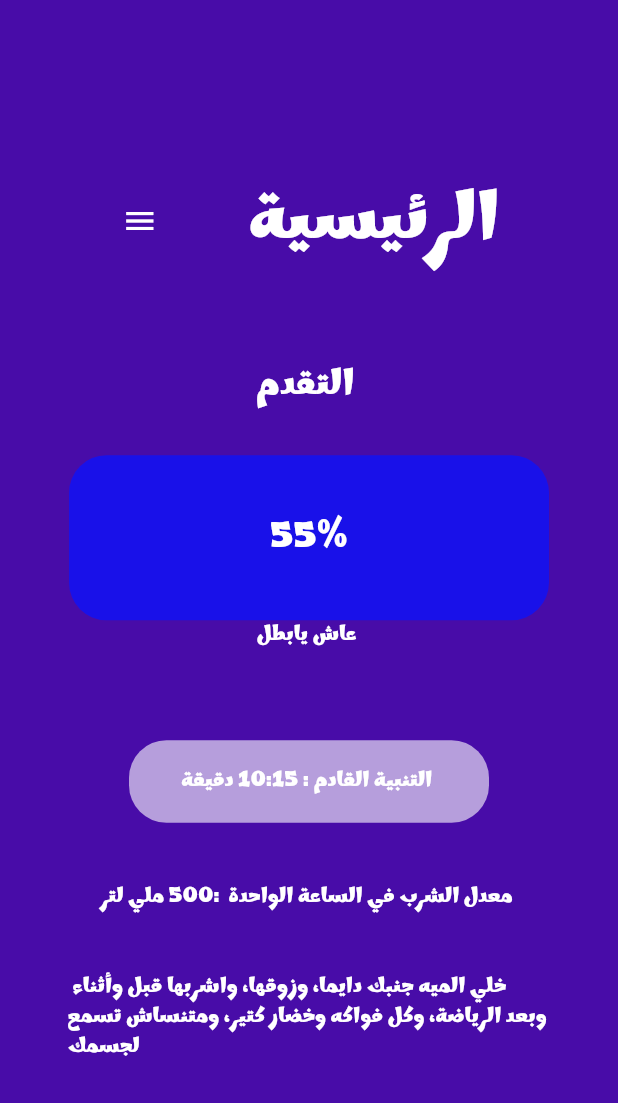
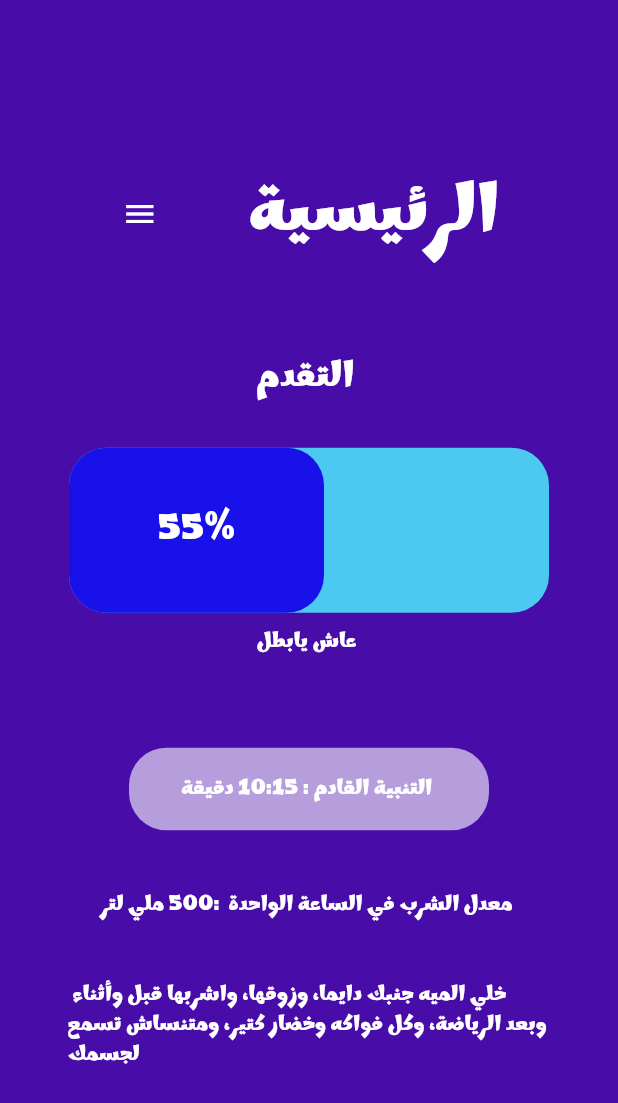
Before and after one commit to Magiixcode/Ashrably, a Flutter app: the HomePgae screen opened directly, on a phone screen of 412 x 824 dp. Shown: the top 1103 px of the screen. Run offline on Flutter 3.47's test engine with Material 3 defaults, Android fonts, the phone set to English and light mode, and no system bars.

Commit message:
complete home page

```diff
--- a/lib/pages/home_pgae.dart
+++ b/lib/pages/home_pgae.dart
@@ -57,9 +57,20 @@ class HomePgae extends StatelessWidget {
             SizedBox(
               height: 30,
             ),
+            Stack(
+              children: [
                 Container(
                   alignment: Alignment.center,
                   width: 320,
+                  height: 110,
+                  decoration: BoxDecoration(
+                    color: Color(0xff4CC9F0),
+                    borderRadius: BorderRadius.circular(25),
+                  ),
+                ),
+                Container(
+                  alignment: Alignment.center,
+                  width: 170,
                   height: 110,
                   decoration: BoxDecoration(
                     color: Color(0xff1911E9),
@@ -74,6 +85,11 @@ class HomePgae extends StatelessWidget {
                       fontWeight: FontWeight.bold,
                     ),
                   ),
+                ),
+              ],
+            ),
+            SizedBox(
+              height: 10,
             ),
             Text(
               'عاش يابطل ',
```
Lines whose indentation alone changed are shown as unchanged.
